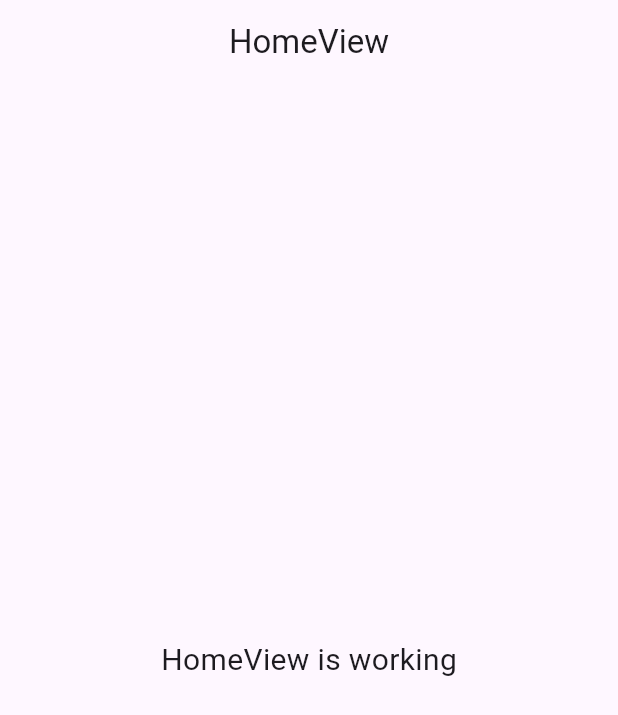
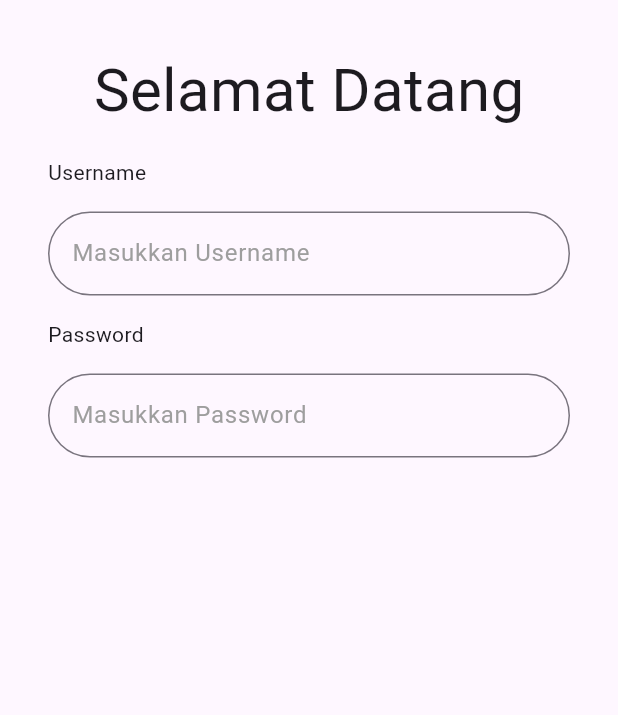
Before and after one commit to Halfboiled720p/catering_mobile_setengah, a Flutter app: the screen it shows after launch, on a phone screen of 412 x 824 dp. Shown: the top 715 px of the screen. Run offline on Flutter 3.47's test engine with Material 3 defaults, Android fonts, the light colour scheme and no system bars; our stand-ins replace get.

Commit message:
login main

```diff
--- /dev/null
+++ b/lib/app/pages/modules/login/views/main_login.dart
@@ -0,0 +1,60 @@
+import 'package:flutter/cupertino.dart';
+import 'package:flutter/material.dart';
+
+class MainLogin extends StatelessWidget {
+  @override
+  Widget build(BuildContext context) {
+    return Scaffold(
+        body: Padding(
+      padding: const EdgeInsets.all(32.0),
+      child: Column(
+        crossAxisAlignment: CrossAxisAlignment.start,
+        mainAxisSize: MainAxisSize.min,
+        children: [
+          Center(
+            child: Text(
+              'Selamat Datang',
+              style: TextStyle(fontSize: 40),
+            ),
+          ),
+          SizedBox(
+            height: 16,
+          ),
+          Text(
+            'Username',
+          ),
+          SizedBox(
+            height: 16,
+          ),
+          TextField(
+            decoration: InputDecoration(
+              border: OutlineInputBorder(
+                borderRadius: BorderRadius.circular(30.0),
+              ),
+              hintText: 'Masukkan Username',
+              hintStyle: TextStyle(color: Colors.grey),
+            ),
+          ),
+          SizedBox(
+            height: 16,
+          ),
+          Text(
+            'Password',
+          ),
+          SizedBox(
+            height: 16,
+          ),
+          TextField(
+            decoration: InputDecoration(
+              border: OutlineInputBorder(
+                borderRadius: BorderRadius.circular(30.0),
+              ),
+              hintText: 'Masukkan Password',
+              hintStyle: TextStyle(color: Colors.grey),
+            ),
+          ),
+        ],
+      ),
+    ));
+  }
+}
--- a/lib/app/routes/app_pages.dart
+++ b/lib/app/routes/app_pages.dart
@@ -1,20 +1,26 @@
+import '../pages/modules/login/views/main_login.dart';
 import 'package:get/get.dart';
 
-import '../modules/home/bindings/home_binding.dart';
-import '../modules/home/views/home_view.dart';
+import '../pages/modules/home/bindings/home_binding.dart';
+import '../pages/modules/home/views/home_view.dart';
 
 part 'app_routes.dart';
 
 class AppPages {
   AppPages._();
 
-  static const INITIAL = Routes.HOME;
+  static const INITIAL = Routes.MAINLOGIN;
 
   static final routes = [
+    GetPage(
+        name: _Paths.MAINLOGIN,
+        page: () => MainLogin()
+    ),
     GetPage(
       name: _Paths.HOME,
       page: () => const HomeView(),
       binding: HomeBinding(),
     ),
+
   ];
 }
--- a/lib/app/routes/app_routes.dart
+++ b/lib/app/routes/app_routes.dart
@@ -4,9 +4,11 @@ part of 'app_pages.dart';
 abstract class Routes {
   Routes._();
   static const HOME = _Paths.HOME;
+  static const MAINLOGIN = _Paths.MAINLOGIN;
 }
 
 abstract class _Paths {
   _Paths._();
   static const HOME = '/home';
+  static const MAINLOGIN = '/main-login';
 }
--- a/lib/main.dart
+++ b/lib/main.dart
@@ -7,7 +7,7 @@ import 'app/routes/app_pages.dart';
 void main() {
   runApp(
     GetMaterialApp(
-      title: "Application",
+      title: "Catering App",
       initialRoute: AppPages.INITIAL,
       getPages: AppPages.routes,
     ),
```
Also changed, not shown: lib/app/pages/modules/home/bindings/home_binding.dart (renamed from lib/app/modules/home/bindings/home_binding.dart), lib/app/pages/modules/home/controllers/home_controller.dart (renamed from lib/app/modules/home/controllers/home_controller.dart), lib/app/pages/modules/home/views/home_view.dart (renamed from lib/app/modules/home/views/home_view.dart).
